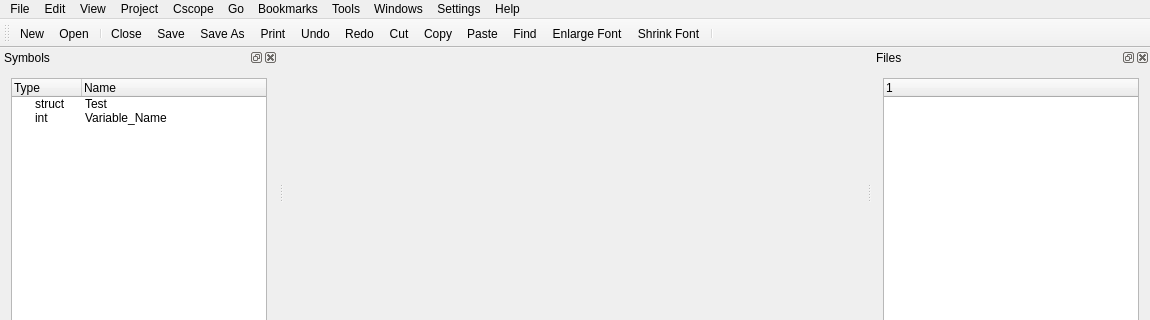
Old version of the form src/view/mainwindow.ui in the repository doganckaratas/kscope-ng; both pictures show x 0 to 1150 and y 0 to 320 of the 1150 by 597 pixel window.
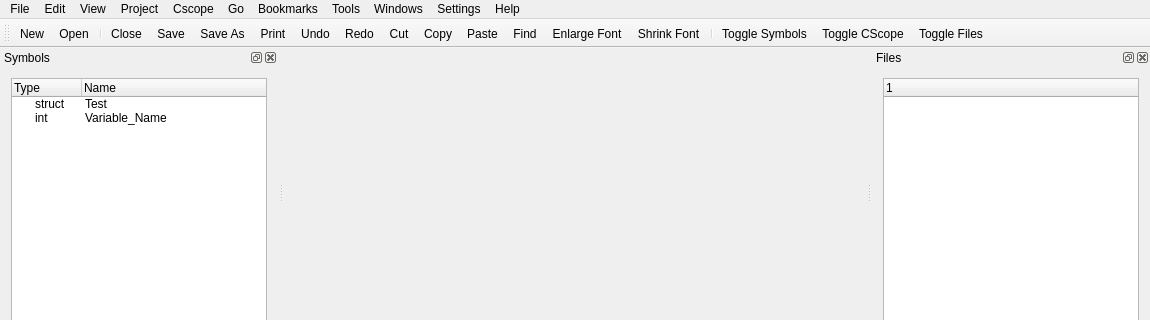
New version of the form. Icons and pictures are not drawn.

Commit message: Added Dock Togglers

What changed in the file:
```diff
--- a/src/view/mainwindow.ui
+++ b/src/view/mainwindow.ui
@@ -39,7 +39,7 @@
      <x>0</x>
      <y>0</y>
      <width>1150</width>
-     <height>25</height>
+     <height>22</height>
     </rect>
    </property>
    <widget class="QMenu" name="menuEdit">
@@ -183,6 +183,9 @@
    <addaction name="actionEnlarge_Font"/>
    <addaction name="actionShrink_Font"/>
    <addaction name="separator"/>
+   <addaction name="actionToggleSymbols"/>
+   <addaction name="actionToggleCscope"/>
+   <addaction name="actionToggleFiles"/>
   </widget>
   <widget class="QStatusBar" name="statusBar"/>
   <widget class="QDockWidget" name="dockCscope">
@@ -589,9 +592,19 @@
     <string>Ctrl+Space</string>
    </property>
   </action>
-  <action name="actionSet">
+  <action name="actionToggleSymbols">
    <property name="text">
-    <string>Set</string>
+    <string>Toggle Symbols</string>
+   </property>
+  </action>
+  <action name="actionToggleCscope">
+   <property name="text">
+    <string>Toggle CScope</string>
+   </property>
+  </action>
+  <action name="actionToggleFiles">
+   <property name="text">
+    <string>Toggle Files</string>
    </property>
   </action>
  </widget>
```
The commit also changes 2 other files.
